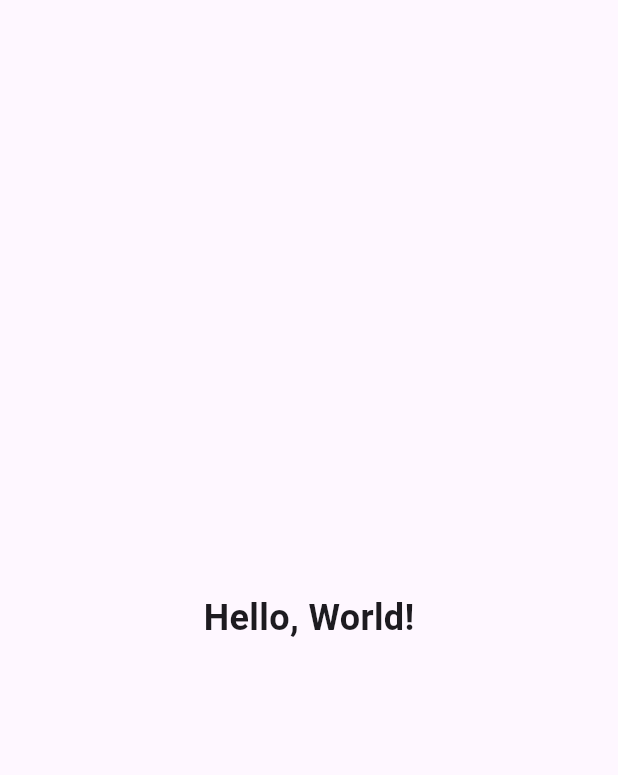
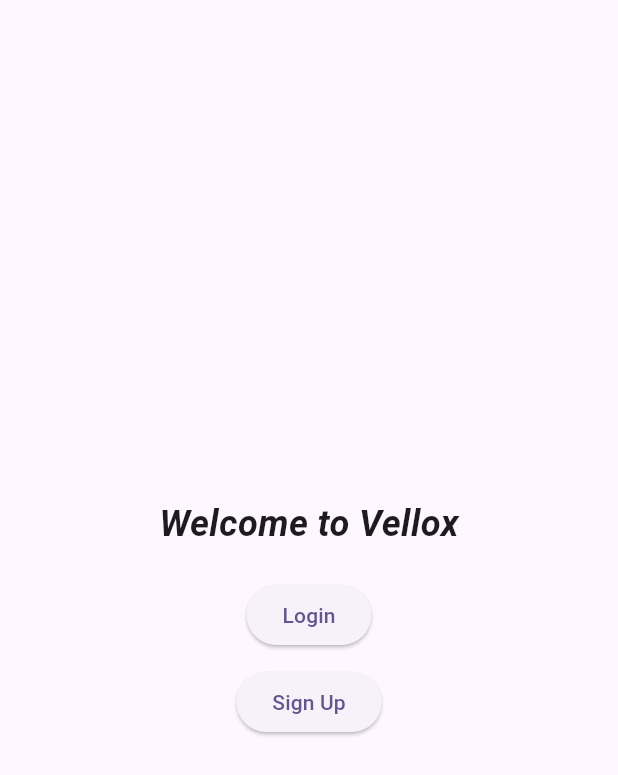
Before and after one commit to al-masud007/vellox, a Flutter app: the screen it shows after launch, on a phone screen of 412 x 824 dp. Shown: the top 775 px of the screen. Run offline on Flutter 3.47's test engine with Material 3 defaults, Android fonts, the phone set to English and light mode, and no system bars.

Commit message:
added authScreen

```diff
--- /dev/null
+++ b/lib/Screens/auth.dart
@@ -0,0 +1,47 @@
+import 'package:flutter/material.dart';
+
+class AuthScreen extends StatefulWidget {
+  const AuthScreen({super.key});
+
+  @override
+  State<AuthScreen> createState() => _AuthScreenState();
+}
+
+class _AuthScreenState extends State<AuthScreen> {
+  @override
+  Widget build(BuildContext context) {
+    return Scaffold(
+      body: Center(
+        child: SingleChildScrollView(
+          child: Column(
+            mainAxisAlignment: MainAxisAlignment.center,
+            children: [
+              const Text(
+                'Welcome to Vellox',
+                style: TextStyle(
+                  fontSize: 24,
+                  fontWeight: FontWeight.bold,
+                  fontStyle: FontStyle.italic,
+                ),
+              ),
+              const SizedBox(height: 20),
+              ElevatedButton(
+                onPressed: () {
+                  // Handle login action
+                },
+                child: const Text('Login'),
+              ),
+              const SizedBox(height: 10),
+              ElevatedButton(
+                onPressed: () {
+                  // Handle signup action
+                },
+                child: const Text('Sign Up'),
+              ),
+            ],
+          ),
+        ),
+      ),
+    );
+  }
+}
--- a/lib/main.dart
+++ b/lib/main.dart
@@ -1,4 +1,5 @@
 import 'package:flutter/material.dart';
+import 'package:vellox/Screens/auth.dart';
 
 void main() {
   runApp(const MyApp());
@@ -16,14 +17,7 @@ class MyApp extends StatelessWidget {
           seedColor: Color.fromARGB(255, 63, 17, 177),
         ),
       ),
-      home: const Scaffold(
-        body: Center(
-          child: Text(
-            'Hello, World!',
-            style: TextStyle(fontSize: 24, fontWeight: FontWeight.bold),
-          ),
-        ),
-      ),
+      home: AuthScreen(),
     );
   }
 }
```
Also changed, not shown: 2 other files.
